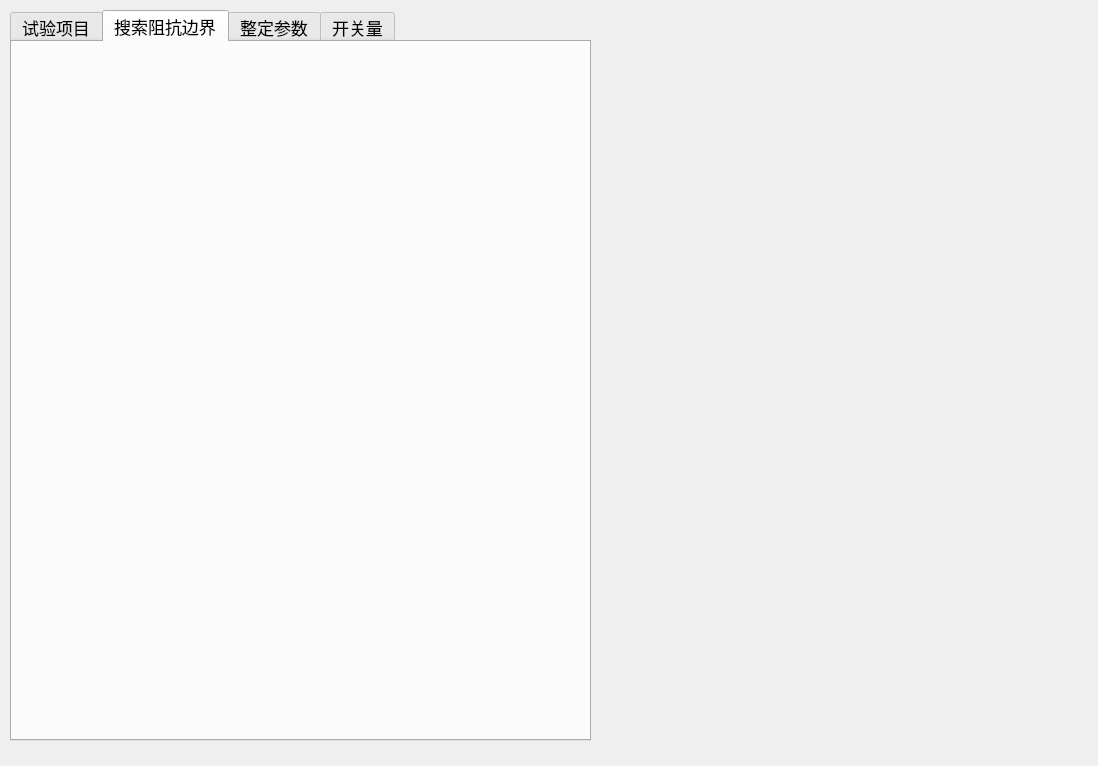
This is energy/ui/test14/ui_014.ui in AgueroZzz/Electric-energy-detection as Qt 5 draws it before an edit. The edited form follows.
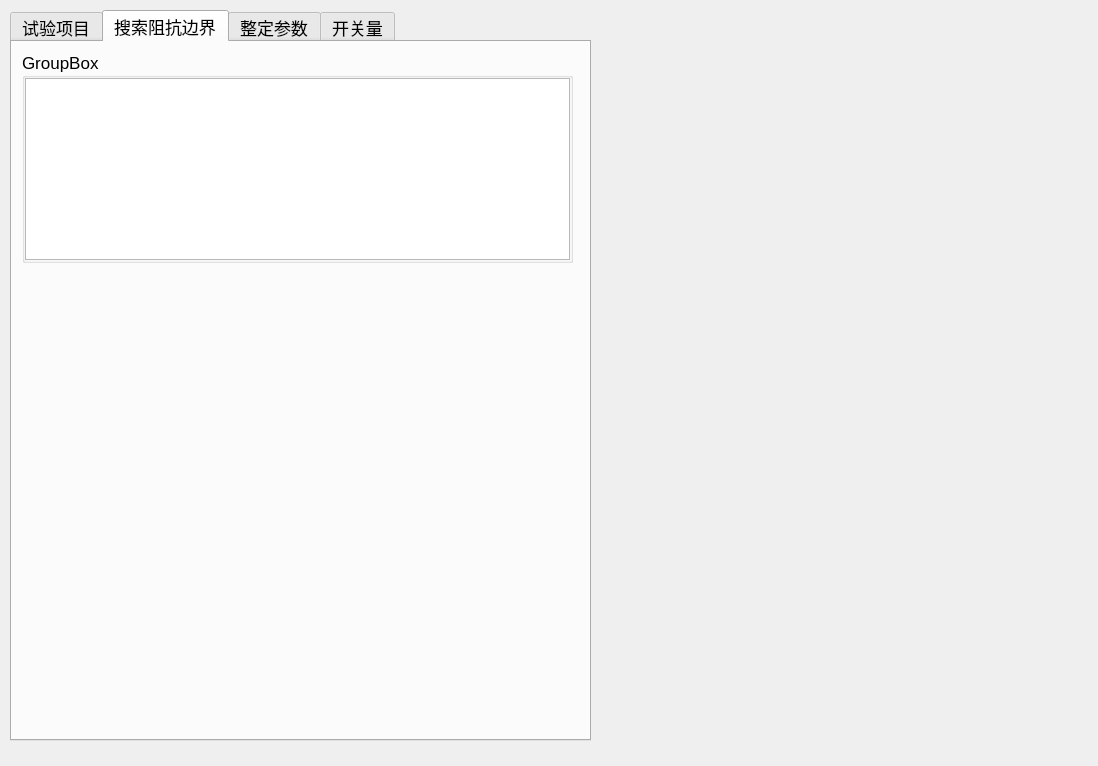
This is the edited form. The open tabs and pages were chosen to show the change.

```diff
--- a/energy/ui/test14/ui_014.ui
+++ b/energy/ui/test14/ui_014.ui
@@ -297,6 +297,36 @@
     <attribute name="title">
      <string>搜索阻抗边界</string>
     </attribute>
+    <widget class="QGroupBox" name="groupBox_5">
+     <property name="geometry">
+      <rect>
+       <x>10</x>
+       <y>10</y>
+       <width>551</width>
+       <height>211</height>
+      </rect>
+     </property>
+     <property name="title">
+      <string>GroupBox</string>
+     </property>
+     <layout class="QHBoxLayout" name="horizontalLayout_5">
+      <property name="leftMargin">
+       <number>0</number>
+      </property>
+      <property name="topMargin">
+       <number>0</number>
+      </property>
+      <property name="rightMargin">
+       <number>0</number>
+      </property>
+      <property name="bottomMargin">
+       <number>0</number>
+      </property>
+      <item>
+       <widget class="QTableWidget" name="tableWidget"/>
+      </item>
+     </layout>
+    </widget>
    </widget>
    <widget class="QWidget" name="tab_zdcs">
     <attribute name="title">
```
Left out of the diff: 2 changed lines with no effect on the pictures.
